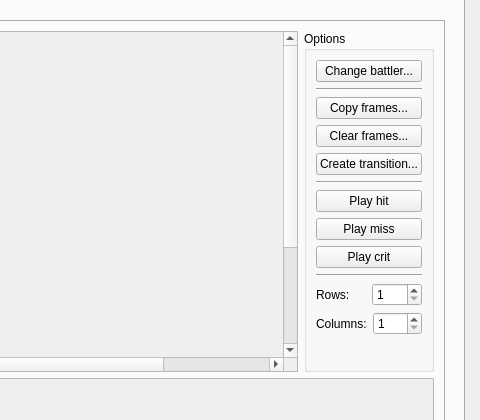
RPG-Paper-Maker/RPG-Paper-Maker, file Editor/Dialogs/dialogdatas.ui: the form before one commit; both pictures show x 620 to 1100 and y 91 to 511 of the 1100 by 650 pixel window.
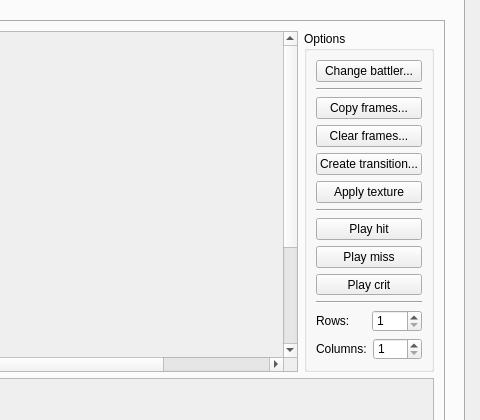
The form after the commit. Custom widgets are drawn as their Qt base class.

What changed in the file:
```diff
--- a/Editor/Dialogs/dialogdatas.ui
+++ b/Editor/Dialogs/dialogdatas.ui
@@ -810,7 +810,7 @@
                             </property>
                             <layout class="QGridLayout" name="gridLayout_34">
                              <item row="0" column="0">
-                              <layout class="QVBoxLayout" name="verticalLayout_6" stretch="0,0,0,0,0,0,0,0,0,0,0,0,0">
+                              <layout class="QVBoxLayout" name="verticalLayout_6" stretch="0,0,0,0,0,0,0,0,0,0,0,0,0,0">
                                <item>
                                 <widget class="QPushButton" name="pushButton_2">
                                  <property name="text">
@@ -846,6 +846,13 @@
                                  </property>
                                 </widget>
                                </item>
+                               <item>
+                                <widget class="QPushButton" name="pushButton_9">
+                                 <property name="text">
+                                  <string>Apply texture</string>
+                                 </property>
+                                </widget>
+                               </item>
                                <item>
                                 <widget class="Line" name="line_2">
                                  <property name="orientation">
```
